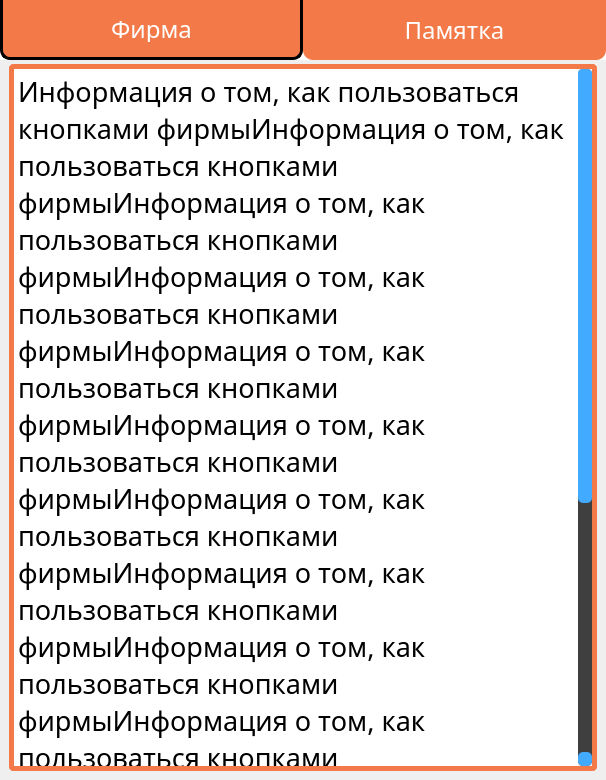
The window that forms/companywindow.ui (FloppedWaffle/EconomicGameCardClient) describes before a commit, drawn with Qt 5.
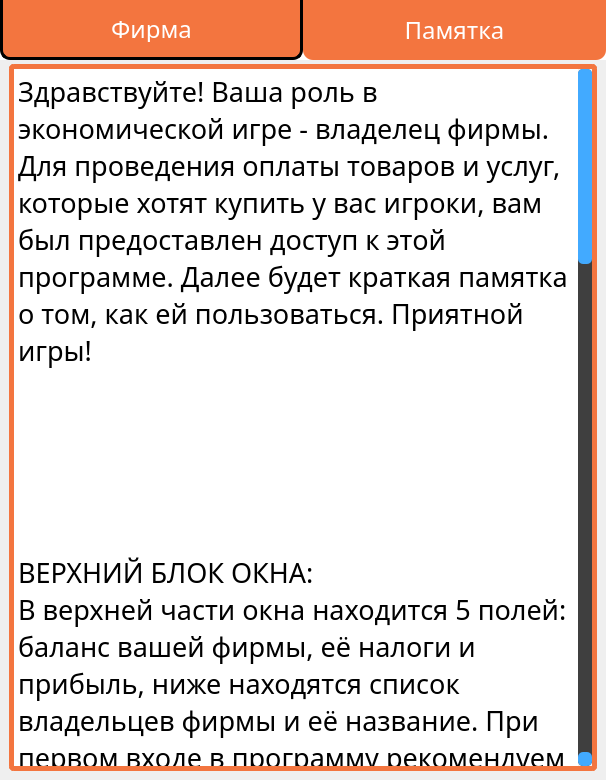
The same window after the commit. The open tabs and pages were chosen to show the change. Icons and pictures are not drawn.

Patch:
```diff
--- a/forms/companywindow.ui
+++ b/forms/companywindow.ui
@@ -60,7 +60,7 @@
 
 QPushButton
 {
-    background-color: #F37A48;
+    background-color: #F3753F;
     color: white;
 	border-bottom-left-radius: 10px;
 	border-bottom-right-radius: 10px;
@@ -173,7 +173,7 @@
           <property name="styleSheet">
            <string notr="true">QLabel
 {
-	border: 5px solid #F37A48;
+	border: 5px solid #F3753F;
 	border-radius: 5px;
 }</string>
           </property>
@@ -385,7 +385,7 @@
              <property name="styleSheet">
               <string notr="true">QTextBrowser
 {
-	border: 5px solid #F37A48;
+	border: 5px solid #F3753F;
 	border-radius: 5px;
 }
 
@@ -530,7 +530,7 @@
 &lt;html&gt;&lt;head&gt;&lt;meta name=&quot;qrichtext&quot; content=&quot;1&quot; /&gt;&lt;style type=&quot;text/css&quot;&gt;
 p, li { white-space: pre-wrap; }
 &lt;/style&gt;&lt;/head&gt;&lt;body style=&quot; font-family:'Fira Sans Condensed'; font-size:18pt; font-weight:400; font-style:normal;&quot;&gt;
-&lt;p align=&quot;center&quot; style=&quot; margin-top:0px; margin-bottom:0px; margin-left:0px; margin-right:0px; -qt-block-indent:0; text-indent:0px;&quot;&gt;&lt;span style=&quot; font-family:'Igra Sans';&quot;&gt;Владелец/Владельцы&lt;/span&gt;&lt;/p&gt;&lt;/body&gt;&lt;/html&gt;</string>
+&lt;p align=&quot;center&quot; style=&quot; margin-top:0px; margin-bottom:0px; margin-left:0px; margin-right:0px; -qt-block-indent:0; text-indent:0px; -qt-user-state:65536;&quot;&gt;&lt;span style=&quot; font-family:'Igra Sans';&quot;&gt;Владелец/Владельцы&lt;/span&gt;&lt;/p&gt;&lt;/body&gt;&lt;/html&gt;</string>
                    </property>
                   </widget>
                  </item>
@@ -675,7 +675,7 @@
 
 QPushButton
 {
-    background-color: #F37A48;
+    background-color: #F3753F;
     color: white;
 	border: none;
 	padding: 15px;
@@ -840,7 +840,7 @@
               <item>
                <widget class="QLineEdit" name="founderLineEdit">
                 <property name="sizePolicy">
-                 <sizepolicy hsizetype="Expanding" vsizetype="Preferred">
+                 <sizepolicy hsizetype="Preferred" vsizetype="Preferred">
                   <horstretch>0</horstretch>
                   <verstretch>0</verstretch>
                  </sizepolicy>
@@ -973,7 +973,7 @@
                  <item>
                   <widget class="QPushButton" name="founderWithdrawButton">
                    <property name="sizePolicy">
-                    <sizepolicy hsizetype="Expanding" vsizetype="Preferred">
+                    <sizepolicy hsizetype="Preferred" vsizetype="Preferred">
                      <horstretch>0</horstretch>
                      <verstretch>0</verstretch>
                     </sizepolicy>
@@ -1058,7 +1058,7 @@
               <item>
                <widget class="QLineEdit" name="serviceLineEdit">
                 <property name="sizePolicy">
-                 <sizepolicy hsizetype="Expanding" vsizetype="Preferred">
+                 <sizepolicy hsizetype="Preferred" vsizetype="Preferred">
                   <horstretch>0</horstretch>
                   <verstretch>0</verstretch>
                  </sizepolicy>
@@ -1090,7 +1090,7 @@
                </widget>
               </item>
               <item>
-               <widget class="QListView" name="serviceListView">
+               <widget class="QListView" name="servicesListView">
                 <property name="minimumSize">
                  <size>
                   <width>0</width>
@@ -1296,7 +1296,7 @@
        <property name="styleSheet">
         <string notr="true">QTextBrowser
 {
-	border: 5px solid #F37A48;
+	border: 5px solid #F3753F;
 	border-radius: 5px;
 }
 
@@ -1336,13 +1336,38 @@
             <pointsize>20</pointsize>
            </font>
           </property>
+          <property name="styleSheet">
+           <string notr="true"/>
+          </property>
           <property name="html">
            <string>&lt;!DOCTYPE HTML PUBLIC &quot;-//W3C//DTD HTML 4.0//EN&quot; &quot;http://www.w3.org/TR/REC-html40/strict.dtd&quot;&gt;
 &lt;html&gt;&lt;head&gt;&lt;meta name=&quot;qrichtext&quot; content=&quot;1&quot; /&gt;&lt;style type=&quot;text/css&quot;&gt;
 p, li { white-space: pre-wrap; }
 &lt;/style&gt;&lt;/head&gt;&lt;body style=&quot; font-family:'Fira Sans Condensed Medium'; font-size:20pt; font-weight:400; font-style:normal;&quot;&gt;
-&lt;p style=&quot; margin-top:0px; margin-bottom:0px; margin-left:0px; margin-right:0px; -qt-block-indent:0; text-indent:0px;&quot;&gt;Информация о том, как пользоваться кнопками фирмыИнформация о том, как пользоваться кнопками фирмыИнформация о том, как пользоваться кнопками фирмыИнформация о том, как пользоваться кнопками фирмыИнформация о том, как пользоваться кнопками фирмыИнформация о том, как пользоваться кнопками фирмыИнформация о том, как пользоваться кнопками фирмыИнформация о том, как пользоваться кнопками фирмыИнформация о том, как пользоваться кнопками фирмыИнформация о том, как пользоваться кнопками фирмыИнформация о том, как пользоваться кнопками фирмыИнформация о том, как пользоваться кнопками фирмыИнформация о том, как пользоваться кнопками фирмыИнформация о том, как пользоваться кнопками фирмыИнформация о том, как пользоваться кнопками фирмы&lt;/p&gt;
-&lt;p style=&quot;-qt-paragraph-type:empty; margin-top:0px; margin-bottom:0px; margin-left:0px; margin-right:0px; -qt-block-indent:0; text-indent:0px;&quot;&gt;&lt;br /&gt;&lt;/p&gt;&lt;/body&gt;&lt;/html&gt;</string>
+&lt;p style=&quot; margin-top:0px; margin-bottom:0px; margin-left:0px; margin-right:0px; -qt-block-indent:0; text-indent:0px;&quot;&gt;Здравствуйте! Ваша роль в экономической игре - владелец фирмы. Для проведения оплаты товаров и услуг, которые хотят купить у вас игроки, вам был предоставлен доступ к этой программе. Далее будет краткая памятка о том, как ей пользоваться. Приятной игры!&lt;/p&gt;
+&lt;p style=&quot;-qt-paragraph-type:empty; margin-top:0px; margin-bottom:0px; margin-left:0px; margin-right:0px; -qt-block-indent:0; text-indent:0px;&quot;&gt;&lt;br /&gt;&lt;/p&gt;
+&lt;p style=&quot;-qt-paragraph-type:empty; margin-top:0px; margin-bottom:0px; margin-left:0px; margin-right:0px; -qt-block-indent:0; text-indent:0px;&quot;&gt;&lt;br /&gt;&lt;/p&gt;
+&lt;p style=&quot;-qt-paragraph-type:empty; margin-top:0px; margin-bottom:0px; margin-left:0px; margin-right:0px; -qt-block-indent:0; text-indent:0px;&quot;&gt;&lt;br /&gt;&lt;/p&gt;
+&lt;p style=&quot;-qt-paragraph-type:empty; margin-top:0px; margin-bottom:0px; margin-left:0px; margin-right:0px; -qt-block-indent:0; text-indent:0px;&quot;&gt;&lt;br /&gt;&lt;/p&gt;
+&lt;p style=&quot;-qt-paragraph-type:empty; margin-top:0px; margin-bottom:0px; margin-left:0px; margin-right:0px; -qt-block-indent:0; text-indent:0px;&quot;&gt;&lt;br /&gt;&lt;/p&gt;
+&lt;p style=&quot; margin-top:0px; margin-bottom:0px; margin-left:0px; margin-right:0px; -qt-block-indent:0; text-indent:0px;&quot;&gt;ВЕРХНИЙ БЛОК ОКНА:&lt;/p&gt;
+&lt;p style=&quot; margin-top:0px; margin-bottom:0px; margin-left:0px; margin-right:0px; -qt-block-indent:0; text-indent:0px;&quot;&gt;В верхней части окна находится 5 полей: баланс вашей фирмы, её налоги и прибыль, ниже находятся список владельцев фирмы и её название. При первом входе в программу рекомендуем проверить, нет ли ошибок в этих данных.&lt;/p&gt;
+&lt;p style=&quot;-qt-paragraph-type:empty; margin-top:0px; margin-bottom:0px; margin-left:0px; margin-right:0px; -qt-block-indent:0; text-indent:0px;&quot;&gt;&lt;br /&gt;&lt;/p&gt;
+&lt;p style=&quot;-qt-paragraph-type:empty; margin-top:0px; margin-bottom:0px; margin-left:0px; margin-right:0px; -qt-block-indent:0; text-indent:0px;&quot;&gt;&lt;br /&gt;&lt;/p&gt;
+&lt;p style=&quot;-qt-paragraph-type:empty; margin-top:0px; margin-bottom:0px; margin-left:0px; margin-right:0px; -qt-block-indent:0; text-indent:0px;&quot;&gt;&lt;br /&gt;&lt;/p&gt;
+&lt;p style=&quot; margin-top:0px; margin-bottom:0px; margin-left:0px; margin-right:0px; -qt-block-indent:0; text-indent:0px;&quot;&gt;ЦЕНТРАЛЬНЫЙ БЛОК ОКНА:&lt;/p&gt;
+&lt;p style=&quot; margin-top:0px; margin-bottom:0px; margin-left:0px; margin-right:0px; -qt-block-indent:0; text-indent:0px;&quot;&gt;В центре находятся два основных рабочих блока: вывод прибыли с баланса на баланс владельца и оплата товаров/услуг. &lt;/p&gt;
+&lt;p style=&quot;-qt-paragraph-type:empty; margin-top:0px; margin-bottom:0px; margin-left:0px; margin-right:0px; -qt-block-indent:0; text-indent:0px;&quot;&gt;&lt;br /&gt;&lt;/p&gt;
+&lt;p style=&quot; margin-top:0px; margin-bottom:0px; margin-left:0px; margin-right:0px; -qt-block-indent:0; text-indent:0px;&quot;&gt;Для вывода прибыли с баланса на баланс владельца вам нужно вписать его имя и фамилию по следующему в образцу в соответствующее поле: &amp;quot;Имя Фамилия&amp;quot; (каждое слово пишется с большой буквы, после имени идёт пробел). После этого вы должны выбрать его в списке ниже, ввести сумму вывода и нажать на кнопку &amp;quot;Вывести на счёт&amp;quot;.&lt;/p&gt;
+&lt;p style=&quot;-qt-paragraph-type:empty; margin-top:0px; margin-bottom:0px; margin-left:0px; margin-right:0px; -qt-block-indent:0; text-indent:0px;&quot;&gt;&lt;br /&gt;&lt;/p&gt;
+&lt;p style=&quot; margin-top:0px; margin-bottom:0px; margin-left:0px; margin-right:0px; -qt-block-indent:0; text-indent:0px;&quot;&gt; Для оплаты товаров/услуг вы должны отметить их в правом списке (если их слишком много, используйте поле выше этого списка для поиска). Отметив все товары/услуги, нажмите на кнопку &amp;quot;Оплатить товары/услуги&amp;quot;. Откроется новое окно со списком товаров/услуг, где вы сможете изменить требуемое количество товара/услуги (нажмите по соответствующему полю из списка, с помощью кнопок &amp;quot;+&amp;quot; и &amp;quot;-&amp;quot; выберите нужное), а также выбрать способ оплаты (&amp;quot;Наличные&amp;quot; или &amp;quot;Электронные&amp;quot;, выбранный способ помечен белым квадратом).  Нажмите на кнопку &amp;quot;Оплатить&amp;quot; для оплаты.&lt;/p&gt;
+&lt;p style=&quot;-qt-paragraph-type:empty; margin-top:0px; margin-bottom:0px; margin-left:0px; margin-right:0px; -qt-block-indent:0; text-indent:0px;&quot;&gt;&lt;br /&gt;&lt;/p&gt;
+&lt;p style=&quot;-qt-paragraph-type:empty; margin-top:0px; margin-bottom:0px; margin-left:0px; margin-right:0px; -qt-block-indent:0; text-indent:0px;&quot;&gt;&lt;br /&gt;&lt;/p&gt;
+&lt;p style=&quot;-qt-paragraph-type:empty; margin-top:0px; margin-bottom:0px; margin-left:0px; margin-right:0px; -qt-block-indent:0; text-indent:0px;&quot;&gt;&lt;br /&gt;&lt;/p&gt;
+&lt;p style=&quot; margin-top:0px; margin-bottom:0px; margin-left:0px; margin-right:0px; -qt-block-indent:0; text-indent:0px;&quot;&gt;НИЖНИЙ БЛОК ОКНА:&lt;/p&gt;
+&lt;p style=&quot; margin-top:0px; margin-bottom:0px; margin-left:0px; margin-right:0px; -qt-block-indent:0; text-indent:0px;&quot;&gt;Состоит из двух кнопок - &amp;quot;Выйти из аккаунта&amp;quot; и &amp;quot;Обновить страницу&amp;quot;.&lt;/p&gt;
+&lt;p style=&quot; margin-top:0px; margin-bottom:0px; margin-left:0px; margin-right:0px; -qt-block-indent:0; text-indent:0px;&quot;&gt;&amp;quot;Выйти из аккаунта&amp;quot; вернёт вас на главную страницу входа, если она вам понадобится.&lt;/p&gt;
+&lt;p style=&quot; margin-top:0px; margin-bottom:0px; margin-left:0px; margin-right:0px; -qt-block-indent:0; text-indent:0px;&quot;&gt;&amp;quot;Обновить страницу&amp;quot; обновит страницу и загрузит ваши &amp;quot;свежие&amp;quot; данные.&lt;/p&gt;&lt;/body&gt;&lt;/html&gt;</string>
           </property>
          </widget>
         </item>
```
